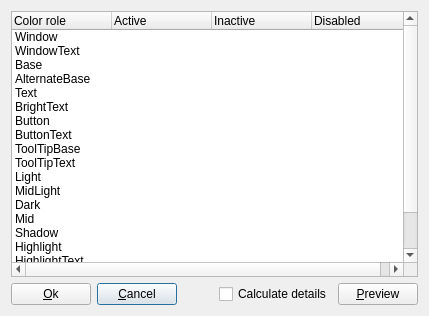
Before: the Qt Designer form paletteeditor.ui in qmc2/qmc2-mame-fe, drawn with Qt 5.
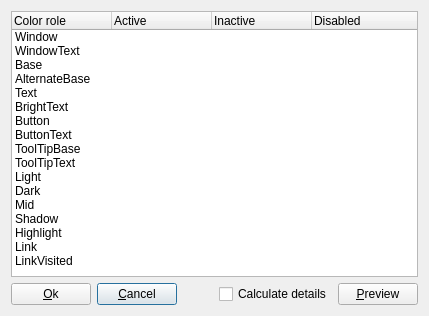
After: the same form once the commit is applied. Icons and pictures are not drawn.

Patch:
```diff
--- a/paletteeditor.ui
+++ b/paletteeditor.ui
@@ -180,14 +180,6 @@
        <string>For 3D bevels and shadow effects: Lighter than Button</string>
       </property>
      </item>
-     <item>
-      <property name="text">
-       <string notr="true">MidLight</string>
-      </property>
-      <property name="toolTip">
-       <string>For 3D bevels and shadow effects: Between Button and Light</string>
-      </property>
-     </item>
      <item>
       <property name="text">
        <string notr="true">Dark</string>
@@ -220,14 +212,6 @@
        <string>Color used to indicate a selected / the current item</string>
       </property>
      </item>
-     <item>
-      <property name="text">
-       <string notr="true">HighlightText</string>
-      </property>
-      <property name="toolTip">
-       <string>Text color that contrasts with Highlight</string>
-      </property>
-     </item>
      <item>
       <property name="text">
        <string notr="true">Link</string>
```
Left out of the diff: 4 changed lines with no effect on the pictures.
